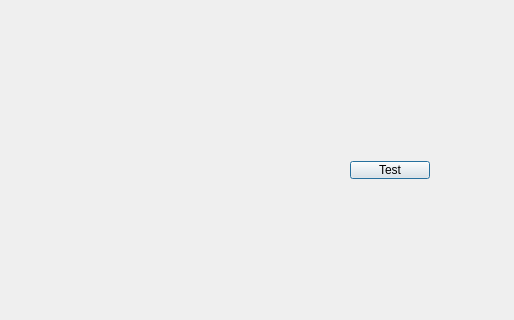
Before: the Qt Designer form dialog.ui in sensSD/QtScrcpy, drawn with Qt 5; both pictures show x 0 to 514 and y 109 to 429 of the 800 by 600 pixel window.
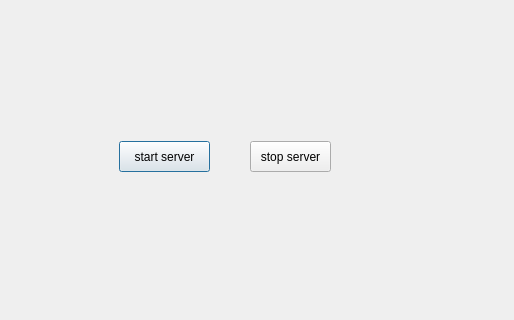
After: the same form once the commit is applied.

Commit message: 添加server模块业务代码，以及更多注释

Diff of the .ui file:
```diff
--- a/dialog.ui
+++ b/dialog.ui
@@ -16,14 +16,27 @@
   <widget class="QPushButton" name="TestButton">
    <property name="geometry">
     <rect>
-     <x>350</x>
-     <y>270</y>
-     <width>80</width>
-     <height>18</height>
+     <x>119</x>
+     <y>250</y>
+     <width>91</width>
+     <height>31</height>
     </rect>
    </property>
    <property name="text">
-    <string>Test</string>
+    <string>start server</string>
+   </property>
+  </widget>
+  <widget class="QPushButton" name="stopServerBtn">
+   <property name="geometry">
+    <rect>
+     <x>250</x>
+     <y>250</y>
+     <width>81</width>
+     <height>31</height>
+    </rect>
+   </property>
+   <property name="text">
+    <string>stop server</string>
    </property>
   </widget>
  </widget>
```
Left out of the diff: 2 changed lines with no effect on the pictures. The commit also changes 16 other files.
